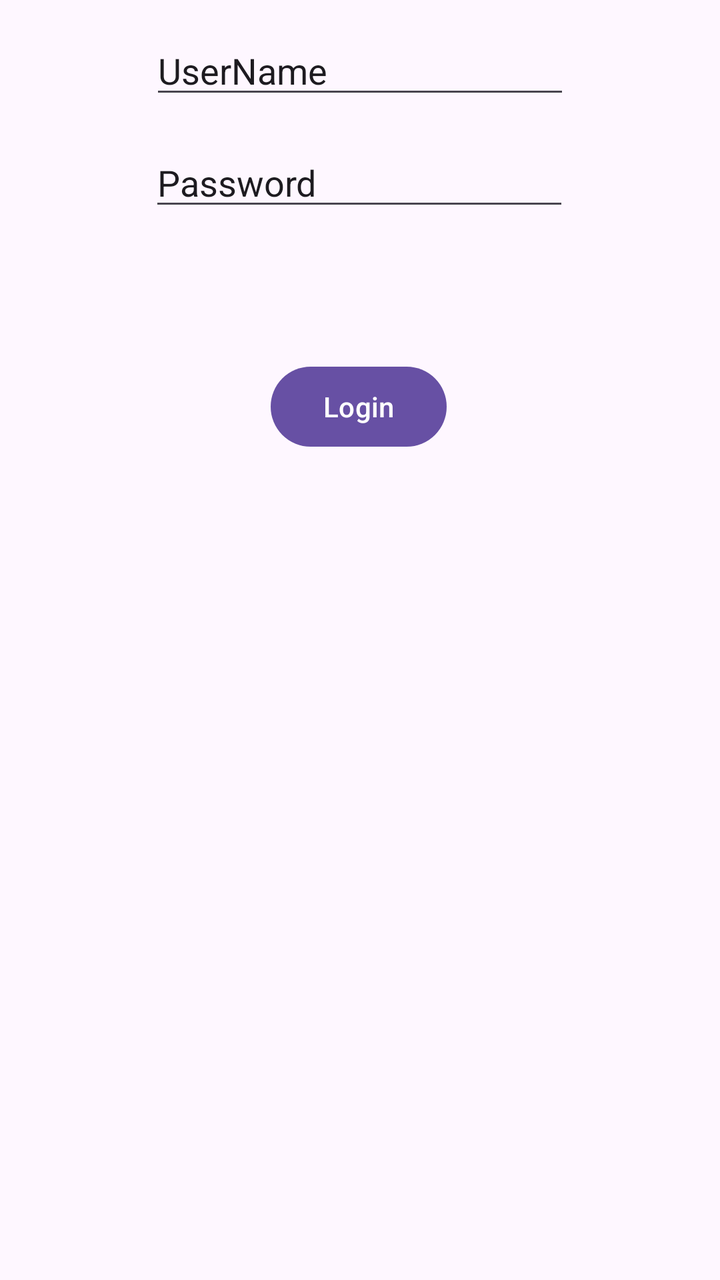
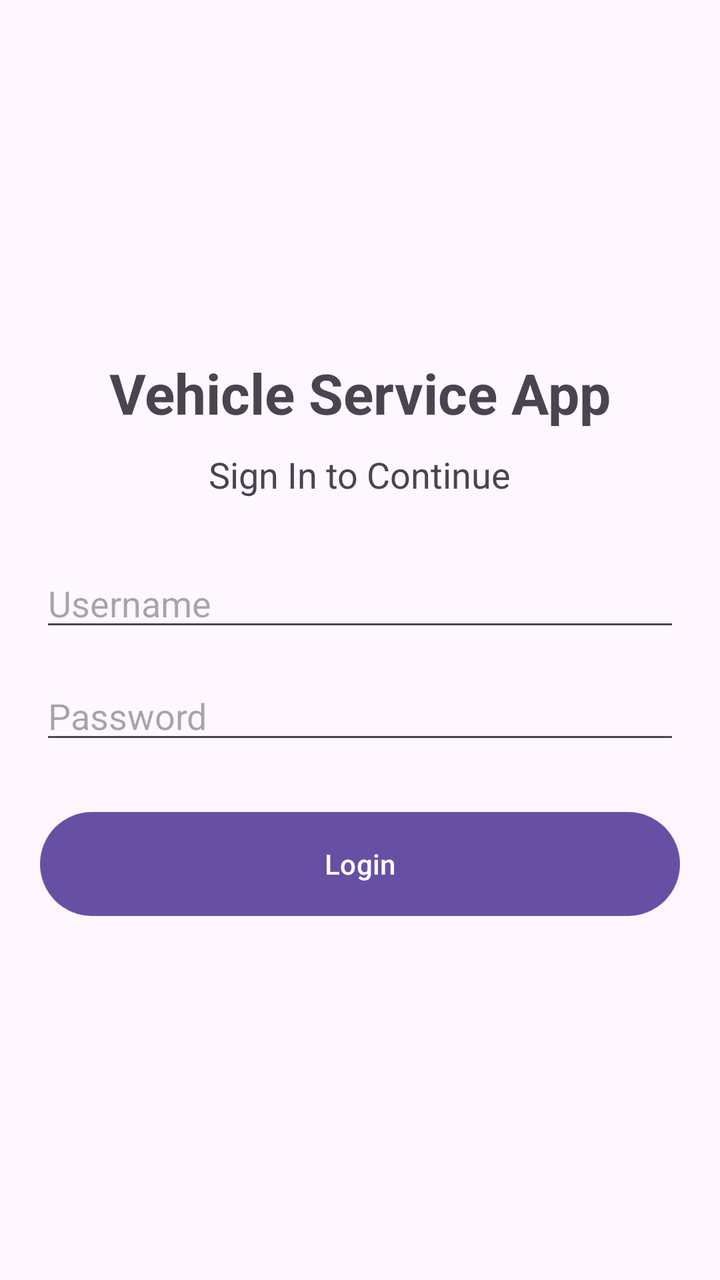

Before-and-after screenshots of an Android layout around one commit, followed by the original layout XML and the change that was made.
<!-- AndroidManifest.xml: application theme Theme.Vehicle_Service_Management_App -->
<!-- res/layout/activity_login.xml -->
<?xml version="1.0" encoding="utf-8"?>
<androidx.constraintlayout.widget.ConstraintLayout xmlns:android="http://schemas.android.com/apk/res/android"
    xmlns:app="http://schemas.android.com/apk/res-auto"
    xmlns:tools="http://schemas.android.com/tools"
    android:id="@+id/main"
    android:layout_width="match_parent"
    android:layout_height="match_parent"
    tools:context=".Login">

    <EditText
        android:id="@+id/editPassword"
        android:layout_width="wrap_content"
        android:layout_height="wrap_content"
        android:ems="10"
        android:inputType="text"
        android:text="Password"
        app:layout_constraintBottom_toTopOf="@+id/btnLogin"
        app:layout_constraintEnd_toEndOf="parent"
        app:layout_constraintHorizontal_bias="0.497"
        app:layout_constraintStart_toStartOf="parent"
        app:layout_constraintTop_toTopOf="parent" />

    <Button
        android:id="@+id/btnLogin"
        android:layout_width="wrap_content"
        android:layout_height="wrap_content"
        android:text="Login"
        app:layout_constraintBottom_toBottomOf="parent"
        app:layout_constraintEnd_toEndOf="parent"
        app:layout_constraintHorizontal_bias="0.498"
        app:layout_constraintStart_toStartOf="parent"
        app:layout_constraintTop_toTopOf="parent"
        app:layout_constraintVertical_bias="0.303" />

    <EditText
        android:id="@+id/editUserName"
        android:layout_width="wrap_content"
        android:layout_height="wrap_content"
        android:ems="10"
        android:inputType="text"
        android:text="UserName"
        app:layout_constraintBottom_toTopOf="@+id/editPassword"
        app:layout_constraintEnd_toEndOf="parent"
        app:layout_constraintStart_toStartOf="parent"
        app:layout_constraintTop_toTopOf="parent"
        app:layout_constraintVertical_bias="0.465" />
</androidx.constraintlayout.widget.ConstraintLayout>
<!-- resources referenced by this layout -->
<resources>
  <style name="Theme.Vehicle_Service_Management_App" parent="Base.Theme.Vehicle_Service_Management_App" />
  <style name="Base.Theme.Vehicle_Service_Management_App" parent="Theme.Material3.DayNight.NoActionBar">
          
          
      </style>
</resources>

<!-- the commit's change to res/layout/activity_login.xml (unified diff, before → after) -->
@@ -1,47 +1,45 @@
 <?xml version="1.0" encoding="utf-8"?>
-<androidx.constraintlayout.widget.ConstraintLayout xmlns:android="http://schemas.android.com/apk/res/android"
-    xmlns:app="http://schemas.android.com/apk/res-auto"
-    xmlns:tools="http://schemas.android.com/tools"
-    android:id="@+id/main"
+<LinearLayout xmlns:android="http://schemas.android.com/apk/res/android"
     android:layout_width="match_parent"
     android:layout_height="match_parent"
-    tools:context=".Login">
+    android:orientation="vertical"
+    android:padding="20dp"
+    android:gravity="center">
+
+    <TextView
+        android:layout_width="wrap_content"
+        android:layout_height="wrap_content"
+        android:text="Vehicle Service App"
+        android:textSize="28sp"
+        android:textStyle="bold"
+        android:layout_marginBottom="10dp"/>
+
+    <TextView
+        android:layout_width="wrap_content"
+        android:layout_height="wrap_content"
+        android:text="Sign In to Continue"
+        android:textSize="18sp"
+        android:layout_marginBottom="30dp"/>
 
     <EditText
-        android:id="@+id/editPassword"
-        android:layout_width="wrap_content"
+        android:id="@+id/etUsername"
+        android:layout_width="match_parent"
         android:layout_height="wrap_content"
-        android:ems="10"
-        android:inputType="text"
-        android:text="Password"
-        app:layout_constraintBottom_toTopOf="@+id/btnLogin"
-        app:layout_constraintEnd_toEndOf="parent"
-        app:layout_constraintHorizontal_bias="0.497"
-        app:layout_constraintStart_toStartOf="parent"
-        app:layout_constraintTop_toTopOf="parent" />
+        android:hint="Username"
+        android:layout_marginBottom="15dp"/>
+
+    <EditText
+        android:id="@+id/etPassword"
+        android:layout_width="match_parent"
+        android:layout_height="wrap_content"
+        android:hint="Password"
+        android:inputType="textPassword"
+        android:layout_marginBottom="25dp"/>
 
     <Button
         android:id="@+id/btnLogin"
-        android:layout_width="wrap_content"
-        android:layout_height="wrap_content"
-        android:text="Login"
-        app:layout_constraintBottom_toBottomOf="parent"
-        app:layout_constraintEnd_toEndOf="parent"
-        app:layout_constraintHorizontal_bias="0.498"
-        app:layout_constraintStart_toStartOf="parent"
-        app:layout_constraintTop_toTopOf="parent"
-        app:layout_constraintVertical_bias="0.303" />
+        android:layout_width="match_parent"
+        android:layout_height="60dp"
+        android:text="Login" />
 
-    <EditText
-        android:id="@+id/editUserName"
-        android:layout_width="wrap_content"
-        android:layout_height="wrap_content"
-        android:ems="10"
-        android:inputType="text"
-        android:text="UserName"
-        app:layout_constraintBottom_toTopOf="@+id/editPassword"
-        app:layout_constraintEnd_toEndOf="parent"
-        app:layout_constraintStart_toStartOf="parent"
-        app:layout_constraintTop_toTopOf="parent"
-        app:layout_constraintVertical_bias="0.465" />
-</androidx.constraintlayout.widget.ConstraintLayout>
+</LinearLayout>
